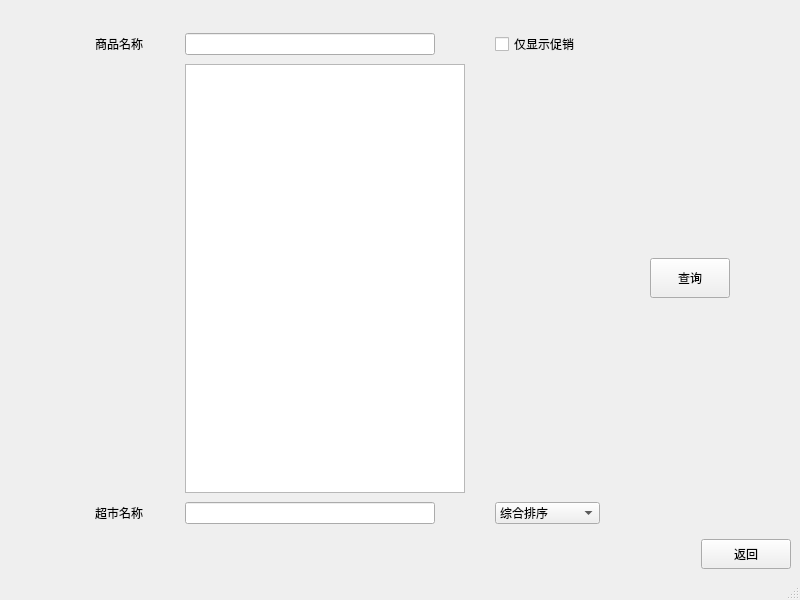
First picture: the form in mainCode/productsearch.ui, repository CarlosDJY/QtBasedGroupWork, before the edit.
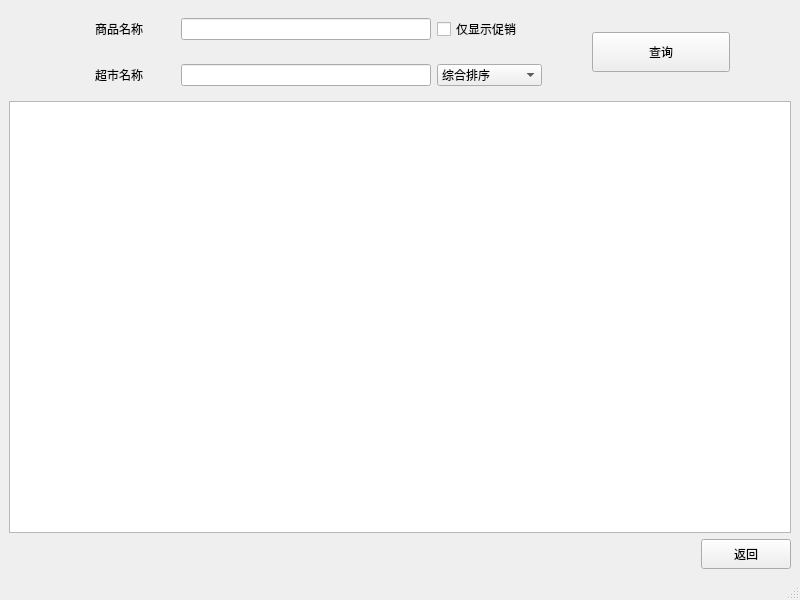
Second picture: the form after the edit.

Commit message: get product search UI fixed

What changed in the file:
```diff
--- a/mainCode/productsearch.ui
+++ b/mainCode/productsearch.ui
@@ -16,70 +16,24 @@
   <widget class="QWidget" name="centralwidget">
    <layout class="QVBoxLayout" name="verticalLayout">
     <item>
-     <layout class="QGridLayout" name="gridLayout_2">
-      <property name="topMargin">
-       <number>15</number>
-      </property>
-      <item row="0" column="0">
-       <spacer name="horizontalSpacer_3">
-        <property name="orientation">
-         <enum>Qt::Horizontal</enum>
-        </property>
-        <property name="sizeType">
-         <enum>QSizePolicy::Fixed</enum>
-        </property>
-        <property name="sizeHint" stdset="0">
-         <size>
-          <width>80</width>
-          <height>20</height>
-         </size>
-        </property>
-       </spacer>
-      </item>
-      <item row="0" column="1">
        <layout class="QGridLayout" name="gridLayout">
-        <property name="horizontalSpacing">
-         <number>30</number>
+      <item row="0" column="0" rowspan="2">
+       <spacer name="horizontalSpacer_3">
+        <property name="orientation">
+         <enum>Qt::Horizontal</enum>
         </property>
-        <property name="verticalSpacing">
-         <number>0</number>
+        <property name="sizeType">
+         <enum>QSizePolicy::Fixed</enum>
         </property>
-        <item row="2" column="0">
-         <widget class="QLabel" name="label_2">
-          <property name="minimumSize">
-           <size>
-            <width>60</width>
-            <height>40</height>
-           </size>
-          </property>
-          <property name="maximumSize">
+        <property name="sizeHint" stdset="0">
            <size>
             <width>80</width>
-            <height>40</height>
-           </size>
-          </property>
-          <property name="text">
-           <string>超市名称</string>
-          </property>
-         </widget>
-        </item>
-        <item row="0" column="1">
-         <widget class="QLineEdit" name="lineEdit">
-          <property name="minimumSize">
-           <size>
-            <width>250</width>
             <height>20</height>
            </size>
           </property>
-          <property name="maximumSize">
-           <size>
-            <width>250</width>
-            <height>16777215</height>
-           </size>
-          </property>
-         </widget>
-        </item>
-        <item row="0" column="0">
+       </spacer>
+      </item>
+      <item row="0" column="1">
          <widget class="QLabel" name="label">
           <property name="minimumSize">
            <size>
@@ -98,8 +52,8 @@
           </property>
          </widget>
         </item>
-        <item row="2" column="1">
-         <widget class="QLineEdit" name="lineEdit_2">
+      <item row="0" column="2">
+       <widget class="QLineEdit" name="lineEdit">
           <property name="minimumSize">
            <size>
             <width>250</width>
@@ -114,7 +68,7 @@
           </property>
          </widget>
         </item>
-        <item row="0" column="2">
+      <item row="0" column="3">
          <widget class="QCheckBox" name="checkBox">
           <property name="minimumSize">
            <size>
@@ -127,37 +81,7 @@
           </property>
          </widget>
         </item>
-        <item row="2" column="2">
-         <widget class="QComboBox" name="comboBox">
-          <property name="minimumSize">
-           <size>
-            <width>0</width>
-            <height>20</height>
-           </size>
-          </property>
-          <item>
-           <property name="text">
-            <string>综合排序</string>
-           </property>
-          </item>
-          <item>
-           <property name="text">
-            <string>销量 从高到低</string>
-           </property>
-          </item>
-          <item>
-           <property name="text">
-            <string>价格 从低到高</string>
-           </property>
-          </item>
-         </widget>
-        </item>
-        <item row="1" column="1">
-         <widget class="QTableView" name="tableView"/>
-        </item>
-       </layout>
-      </item>
-      <item row="0" column="2">
+      <item row="0" column="4" rowspan="2">
        <spacer name="horizontalSpacer_2">
         <property name="orientation">
          <enum>Qt::Horizontal</enum>
@@ -173,7 +97,7 @@
         </property>
        </spacer>
       </item>
-      <item row="0" column="3" colspan="2">
+      <item row="0" column="5" rowspan="2" colspan="2">
        <widget class="QPushButton" name="pushButton_3">
         <property name="minimumSize">
          <size>
@@ -186,7 +110,7 @@
         </property>
        </widget>
       </item>
-      <item row="0" column="5">
+      <item row="0" column="7" rowspan="2">
        <spacer name="horizontalSpacer_4">
         <property name="orientation">
          <enum>Qt::Horizontal</enum>
@@ -199,7 +123,70 @@
         </property>
        </spacer>
       </item>
-      <item row="2" column="0" colspan="4">
+      <item row="1" column="1">
+       <widget class="QLabel" name="label_2">
+        <property name="minimumSize">
+         <size>
+          <width>60</width>
+          <height>40</height>
+         </size>
+        </property>
+        <property name="maximumSize">
+         <size>
+          <width>80</width>
+          <height>40</height>
+         </size>
+        </property>
+        <property name="text">
+         <string>超市名称</string>
+        </property>
+       </widget>
+      </item>
+      <item row="1" column="2">
+       <widget class="QLineEdit" name="lineEdit_2">
+        <property name="minimumSize">
+         <size>
+          <width>250</width>
+          <height>20</height>
+         </size>
+        </property>
+        <property name="maximumSize">
+         <size>
+          <width>250</width>
+          <height>16777215</height>
+         </size>
+        </property>
+       </widget>
+      </item>
+      <item row="1" column="3">
+       <widget class="QComboBox" name="comboBox">
+        <property name="minimumSize">
+         <size>
+          <width>0</width>
+          <height>20</height>
+         </size>
+        </property>
+        <item>
+         <property name="text">
+          <string>综合排序</string>
+         </property>
+        </item>
+        <item>
+         <property name="text">
+          <string>销量 从高到低</string>
+         </property>
+        </item>
+        <item>
+         <property name="text">
+          <string>价格 从低到高</string>
+         </property>
+        </item>
+       </widget>
+      </item>
+      <item row="2" column="0" colspan="8">
+       <widget class="QTableView" name="tableView"/>
+      </item>
+      <item row="3" column="0" colspan="6">
        <spacer name="horizontalSpacer">
         <property name="orientation">
          <enum>Qt::Horizontal</enum>
@@ -212,7 +199,7 @@
         </property>
        </spacer>
       </item>
-      <item row="2" column="4" colspan="2">
+      <item row="3" column="6" colspan="2">
        <widget class="QPushButton" name="BackButton">
         <property name="sizePolicy">
          <sizepolicy hsizetype="Fixed" vsizetype="Fixed">
@@ -250,7 +237,7 @@
      <x>0</x>
      <y>0</y>
      <width>800</width>
-     <height>17</height>
+     <height>26</height>
     </rect>
    </property>
   </widget>
```
Lines whose indentation alone changed are shown as unchanged.
